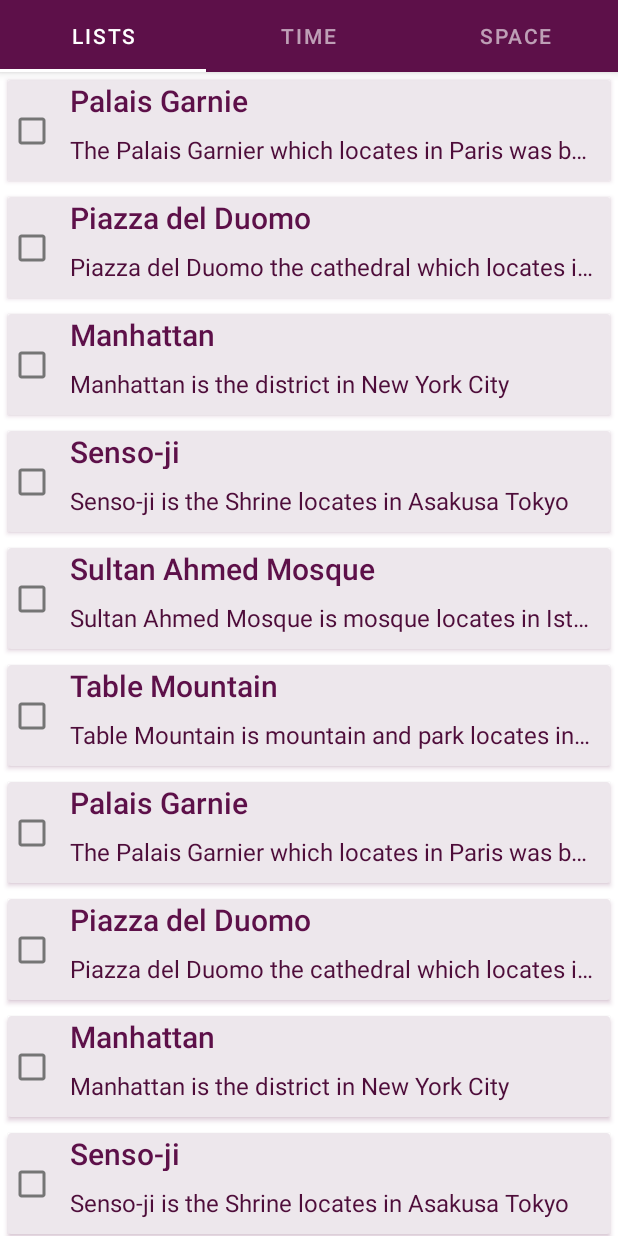
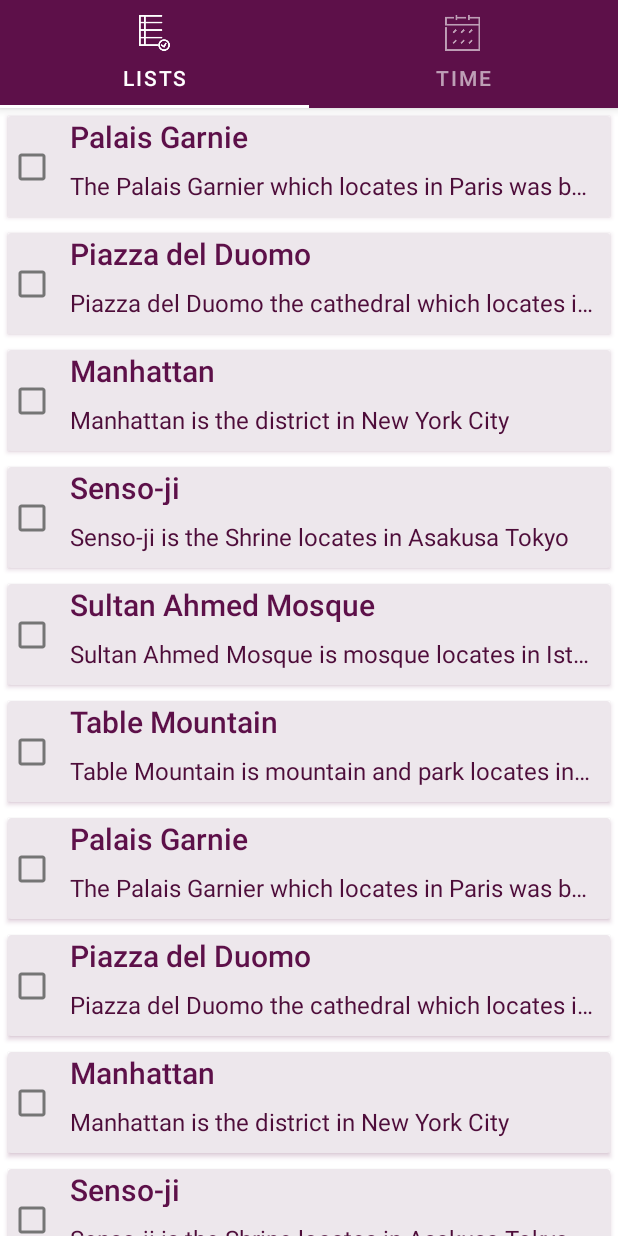
Before and after one commit to 2quarius/remainder, an Android app: the screen it shows after launch (MainActivity), on a phone screen of 412 x 824 dp. Run offline under Robolectric (Android 15) with nearby library versions, the phone set to English and light mode, and no system bars; libraries missing offline, so code that uses them is left out: com.haibin.calendarview; 21 statements that could not run were skipped.

Commit message:
icon and calendar

```diff
--- a/trail/app/src/main/AndroidManifest.xml
+++ b/trail/app/src/main/AndroidManifest.xml
@@ -1,9 +1,7 @@
 <?xml version="1.0" encoding="utf-8"?>
 <manifest xmlns:android="http://schemas.android.com/apk/res/android"
     package="com.example.trail">
-    <uses-sdk
-        android:minSdkVersion="8"
-        android:targetSdkVersion="15" />
+    <uses-sdk android:targetSdkVersion="15" />
 
     <uses-permission android:name="android.permission.INTERNET"/>
     <uses-permission android:name="com.google.android.providers.gsf.permission.READ_GSERVICES"/>
--- a/trail/app/src/main/java/com/example/trail/MainActivity.java
+++ b/trail/app/src/main/java/com/example/trail/MainActivity.java
@@ -27,18 +27,20 @@ import java.util.ArrayList;
 import java.util.List;
 
 public class MainActivity extends AppCompatActivity {
-
+    private TabLayout tabs;
+    private ViewPager viewPager;
     @RequiresApi(api = Build.VERSION_CODES.KITKAT)
     @Override
     protected void onCreate(Bundle savedInstanceState) {
         super.onCreate(savedInstanceState);
         setContentView(R.layout.activity_main);
         // Setting ViewPager for each Tabs
-        ViewPager viewPager = (ViewPager) findViewById(R.id.viewpager);
+        viewPager = (ViewPager) findViewById(R.id.viewpager);
         setupViewPager(viewPager);
         // Set Tabs inside Toolbar
-        TabLayout tabs = (TabLayout) findViewById(R.id.tabs);
+        tabs = (TabLayout) findViewById(R.id.tabs);
         tabs.setupWithViewPager(viewPager);
+        createTabIcons();
 //        ActionBar supportActionBar = getSupportActionBar();
 //        if (supportActionBar != null) {
 //            VectorDrawableCompat indicator
@@ -48,11 +50,16 @@ public class MainActivity extends AppCompatActivity {
 //            supportActionBar.setDisplayHomeAsUpEnabled(true);
 //        }
     }
+    private void createTabIcons() {
+        tabs.getTabAt(0).setIcon(R.drawable.checklist);
+
+        tabs.getTabAt(1).setIcon(R.drawable.calendar);
+    }
     private void setupViewPager(ViewPager viewPager) {
         Adapter adapter = new Adapter(getSupportFragmentManager());
         adapter.addFragment(new ListsFragment(), "LISTS");
         adapter.addFragment(new CalendarFragment(),"TIME");
-        adapter.addFragment(new MapFragment(),"SPACE");
+//        adapter.addFragment(new MapFragment(),"SPACE");
         viewPager.setAdapter(adapter);
     }
     static class Adapter extends FragmentPagerAdapter {
```
